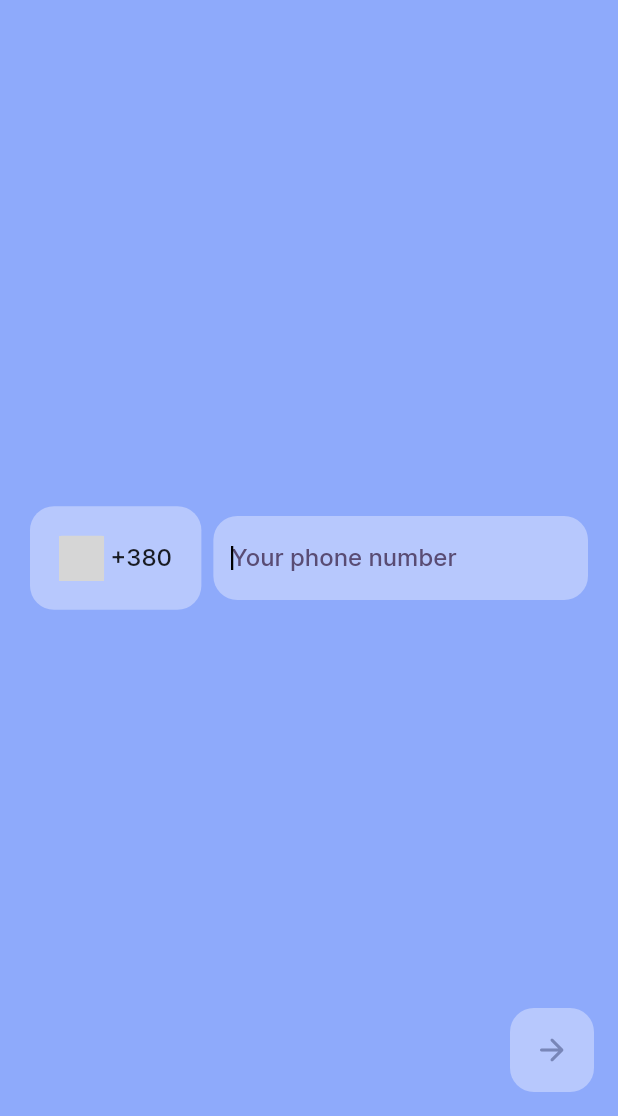
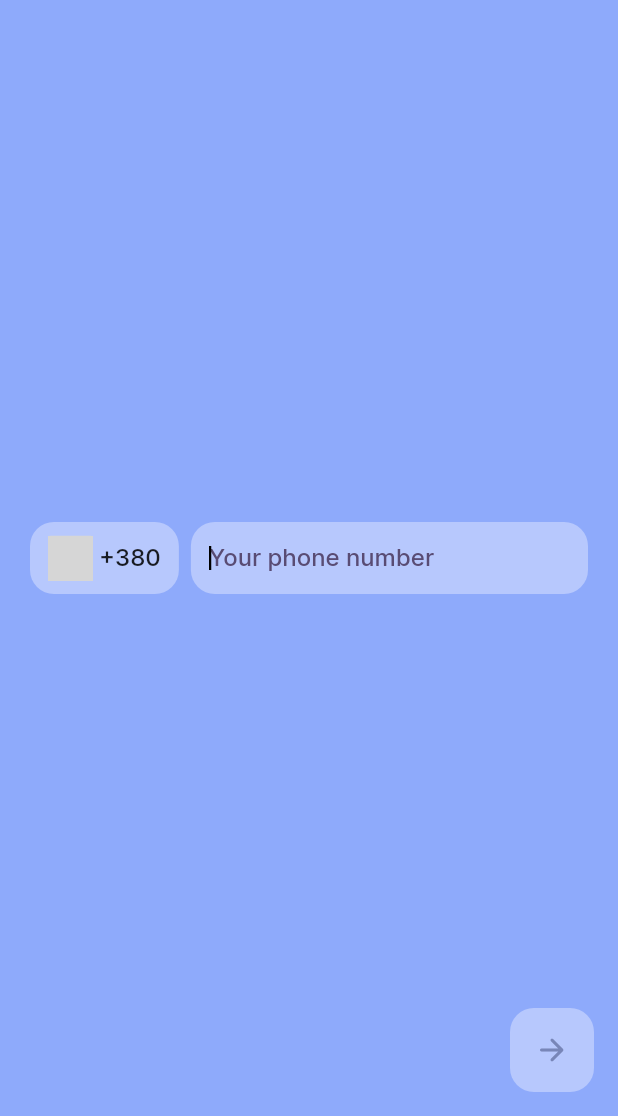
Before and after one commit to Xaiodo/Test_Task_TBR_Group, a Flutter app: the screen it shows after launch, on a phone screen of 412 x 824 dp, the part 120-1236 px from its top. Run offline on Flutter 3.47's test engine with Material 2 defaults, Android fonts, the phone set to English and light mode, and no system bars; our stand-ins replace bloc, equatable, flutter_bloc, flutter_svg, modal_bottom_sheet; network calls fail; grey boxes are pictures that could not be loaded.

Commit message:
fixed country code widget

```diff
--- a/lib/theme.dart
+++ b/lib/theme.dart
@@ -29,6 +29,7 @@ final inputDecorationTheme = InputDecorationTheme(
   hintStyle: const TextStyle(
     color: Color(0xff594C74),
   ),
+  contentPadding: const EdgeInsets.symmetric(horizontal: 12),
 );
 
 final theme = ThemeData(
--- a/lib/widgets/country_code_widget.dart
+++ b/lib/widgets/country_code_widget.dart
@@ -14,7 +14,8 @@ class CountryCodeWidget extends StatelessWidget with ModalBottomSheetMixin {
       highlightColor: Colors.transparent,
       splashColor: Colors.transparent,
       child: Container(
-        padding: const EdgeInsets.all(19.5),
+        height: 48,
+        padding: const EdgeInsets.symmetric(horizontal: 12.0),
         decoration: BoxDecoration(
           borderRadius: BorderRadius.circular(16.0),
           color: Theme.of(context).floatingActionButtonTheme.backgroundColor,
```
